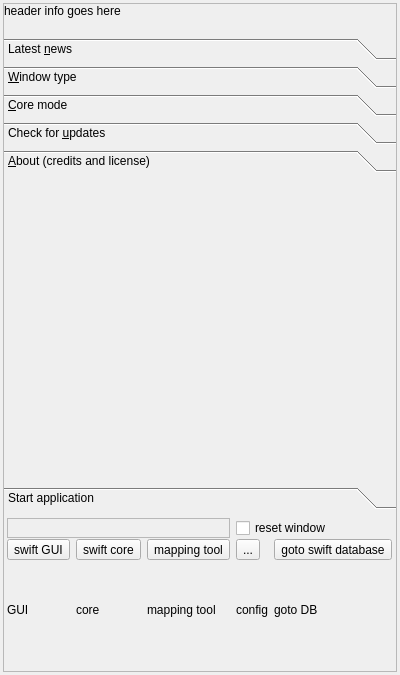
The window that src/swiftlauncher/swiftlauncher.ui (swift-project/pilotclient) describes before a commit, drawn with Qt 5.
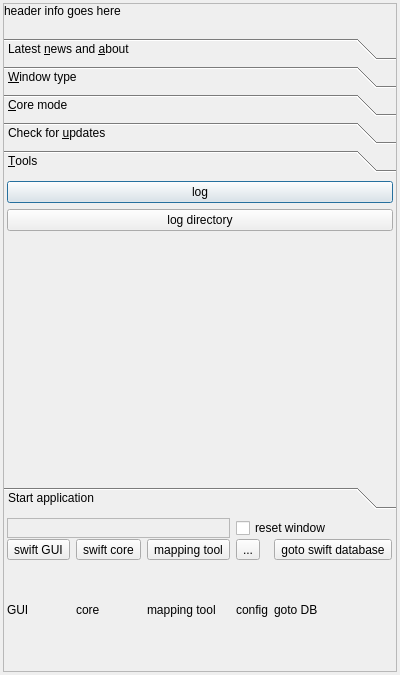
The same window after the commit. The open tabs and pages were chosen to show the change. Icons and pictures are not drawn. Custom widgets are drawn as their Qt base class.

Commit message:
Launcher Tools Page for utilities which may be helpful
* merged about/news
* tools page

The edit to the form file:
```diff
--- a/src/swiftlauncher/swiftlauncher.ui
+++ b/src/swiftlauncher/swiftlauncher.ui
@@ -103,7 +103,17 @@
               </rect>
              </property>
              <attribute name="label">
-              <string>Latest &amp;news</string>
+              <string>Latest &amp;news and &amp;about</string>
+             </attribute>
+             <layout class="QVBoxLayout" name="vl_LatestNewsAndAbout">
+              <item>
+               <widget class="QTabWidget" name="tw_LatestNewsAbout">
+                <property name="currentIndex">
+                 <number>0</number>
+                </property>
+                <widget class="QWidget" name="tb_LatestNews">
+                 <attribute name="title">
+                  <string>News</string>
              </attribute>
              <layout class="QVBoxLayout" name="vl_LatestNews">
               <item>
@@ -124,6 +134,20 @@
               </item>
              </layout>
             </widget>
+                <widget class="QWidget" name="tb_About">
+                 <attribute name="title">
+                  <string>About</string>
+                 </attribute>
+                 <layout class="QVBoxLayout" name="vl_About">
+                  <item>
+                   <widget class="BlackGui::Components::CAboutHtmlComponent" name="comp_AboutHTML"/>
+                  </item>
+                 </layout>
+                </widget>
+               </widget>
+              </item>
+             </layout>
+            </widget>
             <widget class="QWidget" name="pg_WindowType">
              <property name="geometry">
               <rect>
@@ -498,9 +522,9 @@
               </rect>
              </property>
              <attribute name="label">
-              <string>&amp;About (credits and license)</string>
+              <string>&amp;Tools</string>
              </attribute>
-             <layout class="QVBoxLayout" name="vl_Credits">
+             <layout class="QGridLayout" name="gridLayout">
               <property name="leftMargin">
                <number>3</number>
               </property>
@@ -513,8 +537,32 @@
               <property name="bottomMargin">
                <number>3</number>
               </property>
-              <item>
-               <widget class="BlackGui::Components::CAboutHtmlComponent" name="comp_AboutHTML"/>
+              <item row="3" column="0">
+               <spacer name="vs_Tools">
+                <property name="orientation">
+                 <enum>Qt::Vertical</enum>
+                </property>
+                <property name="sizeHint" stdset="0">
+                 <size>
+                  <width>20</width>
+                  <height>40</height>
+                 </size>
+                </property>
+               </spacer>
+              </item>
+              <item row="0" column="0">
+               <widget class="QPushButton" name="pb_Log">
+                <property name="text">
+                 <string>log</string>
+                </property>
+               </widget>
+              </item>
+              <item row="2" column="0">
+               <widget class="QPushButton" name="pb_LogDir">
+                <property name="text">
+                 <string>log directory</string>
+                </property>
+               </widget>
               </item>
              </layout>
             </widget>
```
Left out of the diff: 7 changed lines with no effect on the pictures. Lines whose indentation alone changed are shown as unchanged. The commit also changes 3 other files.
